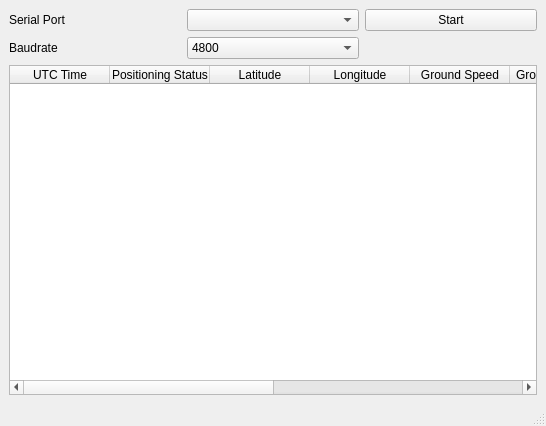
Above: gpsanalyzer.ui from iqbalsyaifurrahman/GPSAnalyzer before the change. Below: the same form after it.
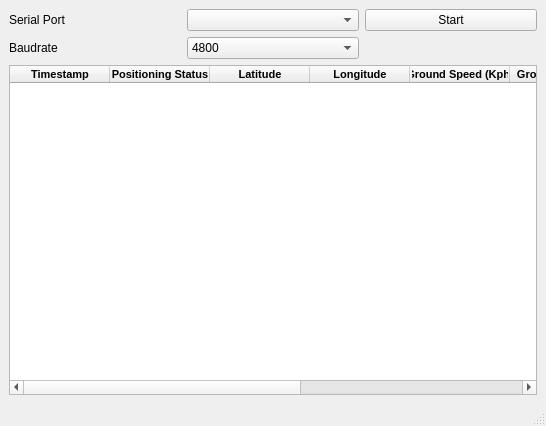
That is the form after the change.

Commit message: fix: listdata and write csv

What changed in the file:
```diff
--- a/gpsanalyzer.ui
+++ b/gpsanalyzer.ui
@@ -33,53 +33,102 @@
      <widget class="QTableWidget" name="tableWidget">
       <column>
        <property name="text">
-        <string>UTC Time</string>
+        <string>Timestamp</string>
+       </property>
+       <property name="font">
+        <font>
+         <pointsize>8</pointsize>
+         <bold>true</bold>
+        </font>
        </property>
       </column>
       <column>
        <property name="text">
         <string>Positioning Status</string>
        </property>
+       <property name="font">
+        <font>
+         <pointsize>8</pointsize>
+         <bold>true</bold>
+        </font>
+       </property>
       </column>
       <column>
        <property name="text">
         <string>Latitude</string>
        </property>
+       <property name="font">
+        <font>
+         <pointsize>8</pointsize>
+         <bold>true</bold>
+        </font>
+       </property>
       </column>
       <column>
        <property name="text">
         <string>Longitude</string>
        </property>
+       <property name="font">
+        <font>
+         <pointsize>8</pointsize>
+         <bold>true</bold>
+        </font>
+       </property>
       </column>
       <column>
        <property name="text">
-        <string>Ground Speed</string>
+        <string>Ground Speed (Kph)</string>
+       </property>
+       <property name="font">
+        <font>
+         <pointsize>8</pointsize>
+         <bold>true</bold>
+        </font>
        </property>
       </column>
       <column>
        <property name="text">
         <string>Ground Heading</string>
        </property>
-      </column>
-      <column>
-       <property name="text">
-        <string>UTC Date</string>
+       <property name="font">
+        <font>
+         <pointsize>8</pointsize>
+         <bold>true</bold>
+        </font>
        </property>
       </column>
       <column>
        <property name="text">
         <string>Magnetic Declination</string>
        </property>
+       <property name="font">
+        <font>
+         <pointsize>8</pointsize>
+         <bold>true</bold>
+        </font>
+       </property>
       </column>
       <column>
        <property name="text">
         <string>Magnetic declination direction</string>
        </property>
+       <property name="font">
+        <font>
+         <pointsize>8</pointsize>
+         <bold>true</bold>
+        </font>
+       </property>
       </column>
       <column>
        <property name="text">
         <string>Mode Indication</string>
        </property>
+       <property name="font">
+        <font>
+         <pointsize>8</pointsize>
+         <bold>true</bold>
+        </font>
+       </property>
       </column>
      </widget>
     </item>
```
The commit also changes 2 other files.
